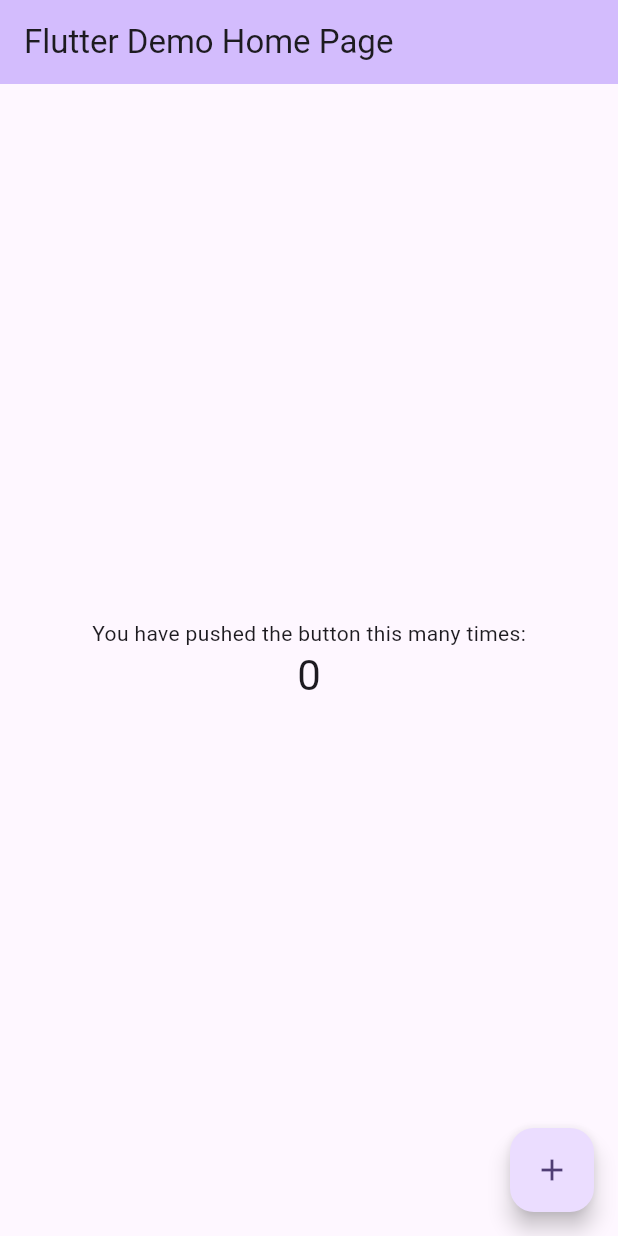
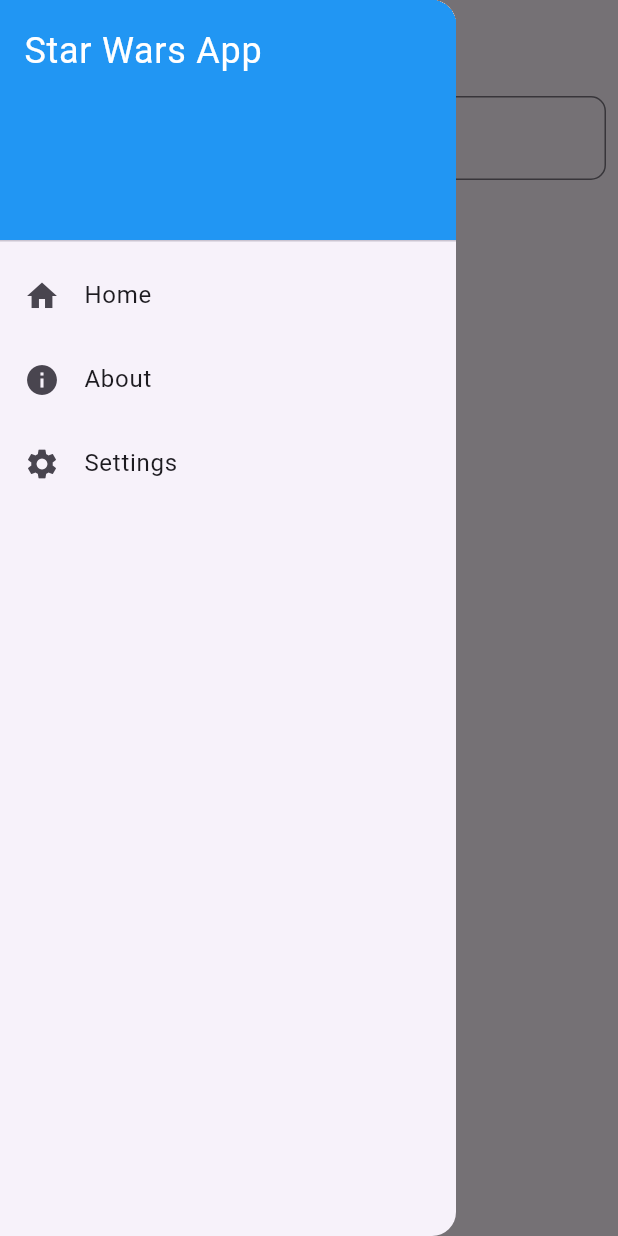
Before and after one commit to shahriarRahmanShaon/star_wars_flutter_app, a Flutter app: the screen it shows after launch, with the side drawer open (before the commit the screen has no drawer), on a phone screen of 412 x 824 dp. Run offline on Flutter 3.47's test engine with Material 3 defaults, Android fonts, the phone set to English and light mode, and no system bars; network calls fail.

Commit message:
basic service caller and home page design

```diff
--- /dev/null
+++ b/lib/data/data_sources/remote/character_remote_data_source.dart
@@ -0,0 +1,8 @@
+import 'dart:convert';
+
+import 'package:star_wars_demo/base/services/base_service.dart';
+import 'package:star_wars_demo/models/responses/character_card_response.dart';
+
+abstract class CharacterRemoteDataSource {
+  Future<CharacterCardResponse> fetchCharacters({String? nextPageUrl, String searchQuery = ""});
+}
--- /dev/null
+++ b/lib/data/data_sources/remote/character_remote_data_source_impl.dart
@@ -0,0 +1,21 @@
+import 'dart:convert';
+import 'package:star_wars_demo/base/services/base_service.dart';
+import 'package:star_wars_demo/data/data_sources/remote/character_remote_data_source.dart';
+import 'package:star_wars_demo/models/responses/character_card_response.dart';
+
+class CharacterRemoteDataSourceImpl implements CharacterRemoteDataSource {
+  final BaseService _baseService = BaseService();
+
+  @override
+  Future<CharacterCardResponse> fetchCharacters({String? nextPageUrl, String searchQuery = ""}) async {
+    String endpoint = nextPageUrl ?? "people/?search=$searchQuery";
+
+    var response = await _baseService.getRequest(endpoint);
+
+    if (response.isSuccess) {
+      return CharacterCardResponse.fromJson(json.decode(response.data));
+    } else {
+      throw Exception(response.errorMessage);
+    }
+  }
+}
--- /dev/null
+++ b/lib/data/repositories/character_repository.dart
@@ -0,0 +1,5 @@
+import 'package:star_wars_demo/models/responses/character_card_response.dart';
+
+abstract class CharacterRepository {
+  Future<CharacterCardResponse> getCharacters({String? nextPageUrl, String searchQuery = ""});
+}
--- /dev/null
+++ b/lib/data/repositories/character_repository_impl.dart
@@ -0,0 +1,14 @@
+import 'package:star_wars_demo/data/data_sources/remote/character_remote_data_source.dart';
+import 'package:star_wars_demo/data/repositories/character_repository.dart';
+import 'package:star_wars_demo/models/responses/character_card_response.dart';
+
+class CharacterRepositoryImpl implements CharacterRepository {
+  final CharacterRemoteDataSource remoteDataSource;
+
+  CharacterRepositoryImpl({required this.remoteDataSource});
+
+  @override
+  Future<CharacterCardResponse> getCharacters({String? nextPageUrl, String searchQuery = ""}) async {
+    return await remoteDataSource.fetchCharacters(nextPageUrl: nextPageUrl, searchQuery: searchQuery);
+  }
+}
--- a/lib/main.dart
+++ b/lib/main.dart
@@ -1,125 +1,28 @@
 import 'package:flutter/material.dart';
+import 'package:star_wars_demo/screens/home/views/home_list_view.dart';
+import 'package:star_wars_demo/screens/navigation/app_drawer.dart';
 
 void main() {
-  runApp(const MyApp());
+  runApp(const StarWarsApp());
 }
 
-class MyApp extends StatelessWidget {
-  const MyApp({super.key});
+class StarWarsApp extends StatelessWidget {
+  const StarWarsApp({super.key});
 
-  // This widget is the root of your application.
   @override
   Widget build(BuildContext context) {
     return MaterialApp(
-      title: 'Flutter Demo',
-      theme: ThemeData(
-        // This is the theme of your application.
-        //
-        // TRY THIS: Try running your application with "flutter run". You'll see
-        // the application has a purple toolbar. Then, without quitting the app,
-        // try changing the seedColor in the colorScheme below to Colors.green
-        // and then invoke "hot reload" (save your changes or press the "hot
-        // reload" button in a Flutter-supported IDE, or press "r" if you used
-        // the command line to start the app).
-        //
-        // Notice that the counter didn't reset back to zero; the application
-        // state is not lost during the reload. To reset the state, use hot
-        // restart instead.
-        //
-        // This works for code too, not just values: Most code changes can be
-        // tested with just a hot reload.
-        colorScheme: ColorScheme.fromSeed(seedColor: Colors.deepPurple),
-        useMaterial3: true,
+      debugShowCheckedModeBanner: false,
+      title: "Star Wars Demo",
+      home: Scaffold(
+        appBar: AppBar(title: const Text("Star Wars Characters")),
+        drawer: const AppDrawer(),
+        body: const HomeListView(),
       ),
-      home: const MyHomePage(title: 'Flutter Demo Home Page'),
+      routes: {
+        "/about": (context) => const Text('data'),
+        "/settings": (context) => const Text(' tetet'),
+      },
     );
   }
 }
-
-class MyHomePage extends StatefulWidget {
-  const MyHomePage({super.key, required this.title});
-
-  // This widget is the home page of your application. It is stateful, meaning
-  // that it has a State object (defined below) that contains fields that affect
-  // how it looks.
-
-  // This class is the configuration for the state. It holds the values (in this
-  // case the title) provided by the parent (in this case the App widget) and
-  // used by the build method of the State. Fields in a Widget subclass are
-  // always marked "final".
-
-  final String title;
-
-  @override
-  State<MyHomePage> createState() => _MyHomePageState();
-}
-
-class _MyHomePageState extends State<MyHomePage> {
-  int _counter = 0;
-
-  void _incrementCounter() {
-    setState(() {
-      // This call to setState tells the Flutter framework that something has
-      // changed in this State, which causes it to rerun the build method below
-      // so that the display can reflect the updated values. If we changed
-      // _counter without calling setState(), then the build method would not be
-      // called again, and so nothing would appear to happen.
-      _counter++;
-    });
-  }
-
-  @override
-  Widget build(BuildContext context) {
-    // This method is rerun every time setState is called, for instance as done
-    // by the _incrementCounter method above.
-    //
-    // The Flutter framework has been optimized to make rerunning build methods
-    // fast, so that you can just rebuild anything that needs updating rather
-    // than having to individually change instances of widgets.
-    return Scaffold(
-      appBar: AppBar(
-        // TRY THIS: Try changing the color here to a specific color (to
-        // Colors.amber, perhaps?) and trigger a hot reload to see the AppBar
-        // change color while the other colors stay the same.
-        backgroundColor: Theme.of(context).colorScheme.inversePrimary,
-        // Here we take the value from the MyHomePage object that was created by
-        // the App.build method, and use it to set our appbar title.
-        title: Text(widget.title),
-      ),
-      body: Center(
-        // Center is a layout widget. It takes a single child and positions it
-        // in the middle of the parent.
-        child: Column(
-          // Column is also a layout widget. It takes a list of children and
-          // arranges them vertically. By default, it sizes itself to fit its
-          // children horizontally, and tries to be as tall as its parent.
-          //
-          // Column has various properties to control how it sizes itself and
-          // how it positions its children. Here we use mainAxisAlignment to
-          // center the children vertically; the main axis here is the vertical
-          // axis because Columns are vertical (the cross axis would be
-          // horizontal).
-          //
-          // TRY THIS: Invoke "debug painting" (choose the "Toggle Debug Paint"
-          // action in the IDE, or press "p" in the console), to see the
-          // wireframe for each widget.
-          mainAxisAlignment: MainAxisAlignment.center,
-          children: <Widget>[
-            const Text(
-              'You have pushed the button this many times:',
-            ),
-            Text(
-              '$_counter',
-              style: Theme.of(context).textTheme.headlineMedium,
-            ),
-          ],
-        ),
-      ),
-      floatingActionButton: FloatingActionButton(
-        onPressed: _incrementCounter,
-        tooltip: 'Increment',
-        child: const Icon(Icons.add),
-      ), // This trailing comma makes auto-formatting nicer for build methods.
-    );
-  }
-}
--- /dev/null
+++ b/lib/screens/home/view_model/home_view_model.dart
@@ -0,0 +1,46 @@
+
+
+import 'package:flutter/material.dart';
+import 'package:star_wars_demo/data/repositories/character_repository.dart';
+import 'package:star_wars_demo/models/responses/character_card_response.dart';
+
+class HomeViewModel extends ChangeNotifier {
+  final CharacterRepository _repository;
+
+  HomeViewModel({required CharacterRepository repository}) : _repository = repository;
+
+  CharacterCardResponse? _characterData;
+  bool _isLoading = false;
+  String? _nextPageUrl;
+  String? _prevPageUrl;
+
+  CharacterCardResponse? get characterData => _characterData;
+  bool get isLoading => _isLoading;
+  String? get nextPageUrl => _nextPageUrl;
+  String? get prevPageUrl => _prevPageUrl;
+
+  void fetchCharacters({String searchQuery = "", String nextPageUrl = ""}) async {
+    _isLoading = true;
+    notifyListeners();
+
+    try {
+      final data = await _repository.getCharacters(searchQuery: searchQuery);
+      _characterData = data;
+      _nextPageUrl = data.next;
+      _prevPageUrl = data.previous;
+    } catch (e) {
+      debugPrint("Error fetching characters: $e");
+    }
+
+    _isLoading = false;
+    notifyListeners();
+  }
+
+  void loadNextPage() {
+    if (_nextPageUrl != null) fetchCharacters(searchQuery: "", nextPageUrl: _nextPageUrl!);
+  }
+
+  void loadPreviousPage() {
+    if (_prevPageUrl != null) fetchCharacters(searchQuery: "", nextPageUrl: _prevPageUrl!);
+  }
+}
--- /dev/null
+++ b/lib/screens/home/views/home_list_view.dart
@@ -0,0 +1,68 @@
+import 'package:flutter/material.dart';
+import 'package:provider/provider.dart';
+import 'package:star_wars_demo/data/data_sources/remote/character_remote_data_source_impl.dart';
+import 'package:star_wars_demo/data/repositories/character_repository_impl.dart';
+import 'package:star_wars_demo/screens/home/view_model/home_view_model.dart';
+import 'package:star_wars_demo/screens/home/widgets/character_card.dart';
+
+
+class HomeListView extends StatelessWidget {
+  const HomeListView({super.key});
+
+  @override
+  Widget build(BuildContext context) {
+    return ChangeNotifierProvider(
+      create: (context) => HomeViewModel(
+        repository: CharacterRepositoryImpl(
+          remoteDataSource: CharacterRemoteDataSourceImpl(),
+        ),
+      )..fetchCharacters(),
+      child: Consumer<HomeViewModel>(
+        builder: (context, viewModel, child) {
+          return Column(
+            children: [
+              Padding(
+                padding: const EdgeInsets.all(8.0),
+                child: TextField(
+                  decoration: InputDecoration(
+                    hintText: "Search Characters...",
+                    prefixIcon: const Icon(Icons.search),
+                    border: OutlineInputBorder(borderRadius: BorderRadius.circular(10)),
+                  ),
+                  onSubmitted: (query) => viewModel.fetchCharacters(searchQuery: query),
+                ),
+              ),
+              Expanded(
+                child: viewModel.isLoading
+                    ? const Center(child: CircularProgressIndicator())
+                    : viewModel.characterData == null || viewModel.characterData!.results.isEmpty
+                    ? const Center(child: Text("No Characters Found"))
+                    : ListView.builder(
+                  itemCount: viewModel.characterData!.results.length,
+                  itemBuilder: (context, index) {
+                    return CharacterCard(person: viewModel.characterData!.results[index]);
+                  },
+                ),
+              ),
+              Row(
+                mainAxisAlignment: MainAxisAlignment.spaceBetween,
+                children: [
+                  if (viewModel.prevPageUrl != null)
+                    ElevatedButton(
+                      onPressed: viewModel.loadPreviousPage,
+                      child: const Text("Previous"),
+                    ),
+                  if (viewModel.nextPageUrl != null)
+                    ElevatedButton(
+                      onPressed: viewModel.loadNextPage,
+                      child: const Text("Next"),
+                    ),
+                ],
+              ),
+            ],
+          );
+        },
+      ),
+    );
+  }
+}
--- /dev/null
+++ b/lib/screens/navigation/app_drawer.dart
@@ -0,0 +1,35 @@
+import 'package:flutter/material.dart';
+
+class AppDrawer extends StatelessWidget {
+  const AppDrawer({super.key});
+
+  @override
+  Widget build(BuildContext context) {
+    return Drawer(
+      child: ListView(
+        padding: EdgeInsets.zero,
+        children: [
+          const DrawerHeader(
+            decoration: BoxDecoration(color: Colors.blue),
+            child: Text("Star Wars App", style: TextStyle(color: Colors.white, fontSize: 24)),
+          ),
+          ListTile(
+            leading: const Icon(Icons.home),
+            title: const Text("Home"),
+            onTap: () => Navigator.pushNamed(context, "/"),
+          ),
+          ListTile(
+            leading: const Icon(Icons.info),
+            title: const Text("About"),
+            onTap: () => Navigator.pushNamed(context, "/about"),
+          ),
+          ListTile(
+            leading: const Icon(Icons.settings),
+            title: const Text("Settings"),
+            onTap: () => Navigator.pushNamed(context, "/settings"),
+          ),
+        ],
+      ),
+    );
+  }
+}
--- a/pubspec.yaml
+++ b/pubspec.yaml
@@ -35,7 +35,7 @@ dependencies:
   # Use with the CupertinoIcons class for iOS style icons.
   cupertino_icons: ^1.0.8
   provider: ^6.1.2
-  dio: ^5.8.0+1
+  http: ^1.3.0
 
 dev_dependencies:
   flutter_test:
```
Also changed, not shown: lib/base/services/base_service.dart (added, +35 -0 lines), lib/base/view_models/base_view_model.dart (added, +49 -0 lines), lib/base/views/base_view.dart (added, +38 -0 lines), lib/models/response_model.dart (added, +7 -0 lines), lib/models/responses/character_card_response.dart (added, +113 -0 lines), lib/screens/home/widgets/character_card.dart (added, +20 -0 lines), pubspec.lock.
